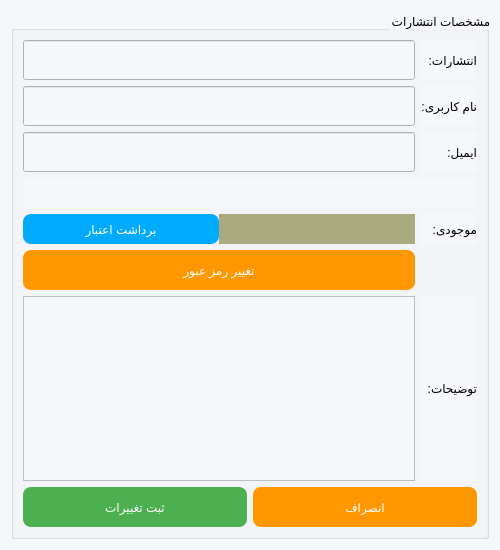
Above: publisherprofilepage.ui from mozali1386-alt/Ketab_e_Man before the change. Below: the same form after it.
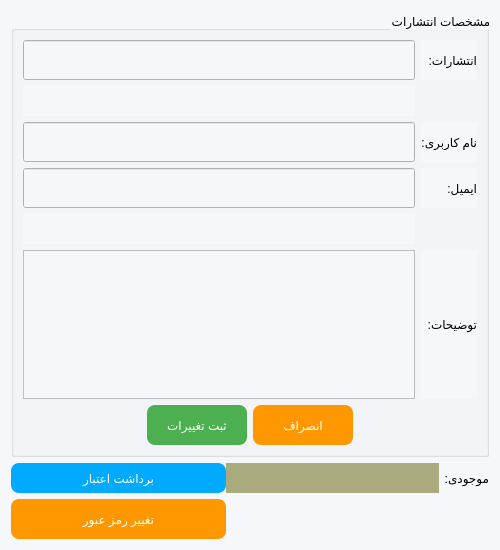
That is the form after the change.

```diff
--- a/publisherprofilepage.ui
+++ b/publisherprofilepage.ui
@@ -1,7 +1,7 @@
 <?xml version="1.0" encoding="UTF-8"?>
 <ui version="4.0">
- <class>Publisherprofilepage</class>
- <widget class="QWidget" name="Publisherprofilepage">
+ <class>PublisherProfilePage</class>
+ <widget class="QWidget" name="PublisherProfilePage">
   <property name="geometry">
    <rect>
     <x>0</x>
@@ -32,72 +32,17 @@
       <set>Qt::AlignmentFlag::AlignRight|Qt::AlignmentFlag::AlignTrailing|Qt::AlignmentFlag::AlignVCenter</set>
      </property>
      <layout class="QGridLayout" name="gridLayout">
+      <item row="0" column="0">
+       <widget class="QLineEdit" name="lineEdit_entesharat">
+        <property name="minimumSize">
+         <size>
+          <width>0</width>
+          <height>40</height>
+         </size>
+        </property>
+       </widget>
+      </item>
       <item row="2" column="0">
-       <widget class="QLineEdit" name="lineEdit_email">
-        <property name="minimumSize">
-         <size>
-          <width>0</width>
-          <height>40</height>
-         </size>
-        </property>
-       </widget>
-      </item>
-      <item row="6" column="0">
-       <widget class="QTextEdit" name="textEdit_explanation">
-        <property name="layoutDirection">
-         <enum>Qt::LayoutDirection::LeftToRight</enum>
-        </property>
-        <property name="placeholderText">
-         <string/>
-        </property>
-       </widget>
-      </item>
-      <item row="3" column="0" colspan="2">
-       <widget class="QLabel" name="label_4">
-        <property name="sizePolicy">
-         <sizepolicy hsizetype="Preferred" vsizetype="Fixed">
-          <horstretch>0</horstretch>
-          <verstretch>0</verstretch>
-         </sizepolicy>
-        </property>
-        <property name="minimumSize">
-         <size>
-          <width>0</width>
-          <height>30</height>
-         </size>
-        </property>
-        <property name="maximumSize">
-         <size>
-          <width>16777215</width>
-          <height>16777215</height>
-         </size>
-        </property>
-        <property name="text">
-         <string/>
-        </property>
-       </widget>
-      </item>
-      <item row="5" column="0">
-       <widget class="QPushButton" name="pushButton_editusername">
-        <property name="minimumSize">
-         <size>
-          <width>0</width>
-          <height>40</height>
-         </size>
-        </property>
-        <property name="styleSheet">
-         <string notr="true">QPushButton{
-background-color: #FF9800;
-color: white;
-border-radius: 8px;
-}</string>
-        </property>
-        <property name="text">
-         <string>تغییر رمز عبور</string>
-        </property>
-       </widget>
-      </item>
-      <item row="1" column="0">
        <widget class="QLineEdit" name="lineEdit_username">
         <property name="minimumSize">
          <size>
@@ -110,23 +55,6 @@
         </property>
        </widget>
       </item>
-      <item row="0" column="0">
-       <widget class="QLineEdit" name="lineEdit_entesharat">
-        <property name="minimumSize">
-         <size>
-          <width>0</width>
-          <height>40</height>
-         </size>
-        </property>
-       </widget>
-      </item>
-      <item row="2" column="1">
-       <widget class="QLabel" name="label_3">
-        <property name="text">
-         <string>ایمیل:</string>
-        </property>
-       </widget>
-      </item>
       <item row="0" column="1">
        <widget class="QLabel" name="label">
         <property name="text">
@@ -134,13 +62,86 @@
         </property>
        </widget>
       </item>
-      <item row="8" column="0" colspan="2">
+      <item row="4" column="0">
+       <widget class="QLabel" name="label_error_email">
+        <property name="sizePolicy">
+         <sizepolicy hsizetype="Preferred" vsizetype="Fixed">
+          <horstretch>0</horstretch>
+          <verstretch>0</verstretch>
+         </sizepolicy>
+        </property>
+        <property name="minimumSize">
+         <size>
+          <width>0</width>
+          <height>30</height>
+         </size>
+        </property>
+        <property name="maximumSize">
+         <size>
+          <width>16777215</width>
+          <height>16777215</height>
+         </size>
+        </property>
+        <property name="text">
+         <string/>
+        </property>
+       </widget>
+      </item>
+      <item row="1" column="0">
+       <widget class="QLabel" name="label_error_entesharat">
+        <property name="minimumSize">
+         <size>
+          <width>0</width>
+          <height>30</height>
+         </size>
+        </property>
+        <property name="maximumSize">
+         <size>
+          <width>16777215</width>
+          <height>16777215</height>
+         </size>
+        </property>
+        <property name="text">
+         <string/>
+        </property>
+       </widget>
+      </item>
+      <item row="3" column="0">
+       <widget class="QLineEdit" name="lineEdit_email">
+        <property name="minimumSize">
+         <size>
+          <width>0</width>
+          <height>40</height>
+         </size>
+        </property>
+       </widget>
+      </item>
+      <item row="11" column="0" colspan="2">
        <layout class="QHBoxLayout" name="horizontalLayout">
+        <item>
+         <spacer name="horizontalSpacer">
+          <property name="orientation">
+           <enum>Qt::Orientation::Horizontal</enum>
+          </property>
+          <property name="sizeHint" stdset="0">
+           <size>
+            <width>40</width>
+            <height>20</height>
+           </size>
+          </property>
+         </spacer>
+        </item>
         <item>
          <widget class="QPushButton" name="pushButton_save">
+          <property name="sizePolicy">
+           <sizepolicy hsizetype="Preferred" vsizetype="Fixed">
+            <horstretch>0</horstretch>
+            <verstretch>0</verstretch>
+           </sizepolicy>
+          </property>
           <property name="minimumSize">
            <size>
-            <width>0</width>
+            <width>100</width>
             <height>40</height>
            </size>
           </property>
@@ -158,9 +159,15 @@
         </item>
         <item>
          <widget class="QPushButton" name="pushButton_enseraf">
+          <property name="sizePolicy">
+           <sizepolicy hsizetype="Preferred" vsizetype="Fixed">
+            <horstretch>0</horstretch>
+            <verstretch>0</verstretch>
+           </sizepolicy>
+          </property>
           <property name="minimumSize">
            <size>
-            <width>0</width>
+            <width>100</width>
             <height>40</height>
            </size>
           </property>
@@ -176,69 +183,166 @@
           </property>
          </widget>
         </item>
+        <item>
+         <spacer name="horizontalSpacer_2">
+          <property name="orientation">
+           <enum>Qt::Orientation::Horizontal</enum>
+          </property>
+          <property name="sizeHint" stdset="0">
+           <size>
+            <width>40</width>
+            <height>20</height>
+           </size>
+          </property>
+         </spacer>
+        </item>
        </layout>
       </item>
-      <item row="1" column="1">
-       <widget class="QLabel" name="label_2">
-        <property name="text">
-         <string>نام کاربری:</string>
-        </property>
-       </widget>
-      </item>
-      <item row="6" column="1">
+      <item row="8" column="1">
        <widget class="QLabel" name="label_5">
+        <property name="sizePolicy">
+         <sizepolicy hsizetype="Preferred" vsizetype="Preferred">
+          <horstretch>0</horstretch>
+          <verstretch>0</verstretch>
+         </sizepolicy>
+        </property>
         <property name="text">
          <string>توضیحات:</string>
         </property>
        </widget>
       </item>
-      <item row="4" column="1">
-       <widget class="QLabel" name="label_6">
+      <item row="3" column="1">
+       <widget class="QLabel" name="label_3">
         <property name="text">
-         <string>موجودی:</string>
+         <string>ایمیل:</string>
         </property>
        </widget>
       </item>
-      <item row="4" column="0">
-       <layout class="QHBoxLayout" name="horizontalLayout_2">
-        <property name="spacing">
-         <number>0</number>
+      <item row="8" column="0">
+       <widget class="QTextEdit" name="textEdit_explanation">
+        <property name="layoutDirection">
+         <enum>Qt::LayoutDirection::LeftToRight</enum>
         </property>
-        <item>
-         <widget class="QPushButton" name="pushButton_withdrawbalance">
-          <property name="minimumSize">
-           <size>
-            <width>0</width>
-            <height>30</height>
-           </size>
-          </property>
-          <property name="styleSheet">
-           <string notr="true">QPushButton{
-	background-color: rgb(0, 170, 255);
-color: white;
-border-radius: 8px;
-}</string>
-          </property>
-          <property name="text">
-           <string>برداشت اعتبار</string>
-          </property>
-         </widget>
-        </item>
-        <item>
-         <widget class="QLabel" name="label_balance">
-          <property name="styleSheet">
-           <string notr="true">background-color: rgb(170, 170, 127);</string>
-          </property>
-          <property name="text">
-           <string/>
-          </property>
-         </widget>
-        </item>
-       </layout>
+        <property name="placeholderText">
+         <string/>
+        </property>
+       </widget>
+      </item>
+      <item row="2" column="1">
+       <widget class="QLabel" name="label_2">
+        <property name="text">
+         <string>نام کاربری:</string>
+        </property>
+       </widget>
       </item>
      </layout>
     </widget>
    </item>
+   <item>
+    <layout class="QHBoxLayout" name="horizontalLayout_2">
+     <property name="spacing">
+      <number>0</number>
+     </property>
+     <item>
+      <widget class="QPushButton" name="pushButton_withdrawbalance">
+       <property name="minimumSize">
+        <size>
+         <width>215</width>
+         <height>30</height>
+        </size>
+       </property>
+       <property name="styleSheet">
+        <string notr="true">QPushButton{
+	background-color: rgb(0, 170, 255);
+color: white;
+border-radius: 8px;
+}</string>
+       </property>
+       <property name="text">
+        <string>برداشت اعتبار</string>
+       </property>
+      </widget>
+     </item>
+     <item>
+      <widget class="QLabel" name="label_balance">
+       <property name="sizePolicy">
+        <sizepolicy hsizetype="Expanding" vsizetype="Preferred">
+         <horstretch>0</horstretch>
+         <verstretch>0</verstretch>
+        </sizepolicy>
+       </property>
+       <property name="styleSheet">
+        <string notr="true">background-color: rgb(170, 170, 127);</string>
+       </property>
+       <property name="text">
+        <string/>
+       </property>
+      </widget>
+     </item>
+     <item>
+      <widget class="QLabel" name="label_6">
+       <property name="sizePolicy">
+        <sizepolicy hsizetype="Fixed" vsizetype="Preferred">
+         <horstretch>0</horstretch>
+         <verstretch>0</verstretch>
+        </sizepolicy>
+       </property>
+       <property name="minimumSize">
+        <size>
+         <width>50</width>
+         <height>0</height>
+        </size>
+       </property>
+       <property name="maximumSize">
+        <size>
+         <width>16777215</width>
+         <height>16777215</height>
+        </size>
+       </property>
+       <property name="text">
+        <string>موجودی:</string>
+       </property>
+      </widget>
+     </item>
+    </layout>
+   </item>
+   <item>
+    <layout class="QHBoxLayout" name="horizontalLayout_3">
+     <item>
+      <widget class="QPushButton" name="pushButton_editusername">
+       <property name="minimumSize">
+        <size>
+         <width>215</width>
+         <height>40</height>
+        </size>
+       </property>
+       <property name="styleSheet">
+        <string notr="true">QPushButton{
+background-color: #FF9800;
+color: white;
+border-radius: 8px;
+}</string>
+       </property>
+       <property name="text">
+        <string>تغییر رمز عبور</string>
+       </property>
+      </widget>
+     </item>
+     <item>
+      <spacer name="horizontalSpacer_3">
+       <property name="orientation">
+        <enum>Qt::Orientation::Horizontal</enum>
+       </property>
+       <property name="sizeHint" stdset="0">
+        <size>
+         <width>40</width>
+         <height>20</height>
+        </size>
+       </property>
+      </spacer>
+     </item>
+    </layout>
+   </item>
   </layout>
  </widget>
  <resources/>
```
